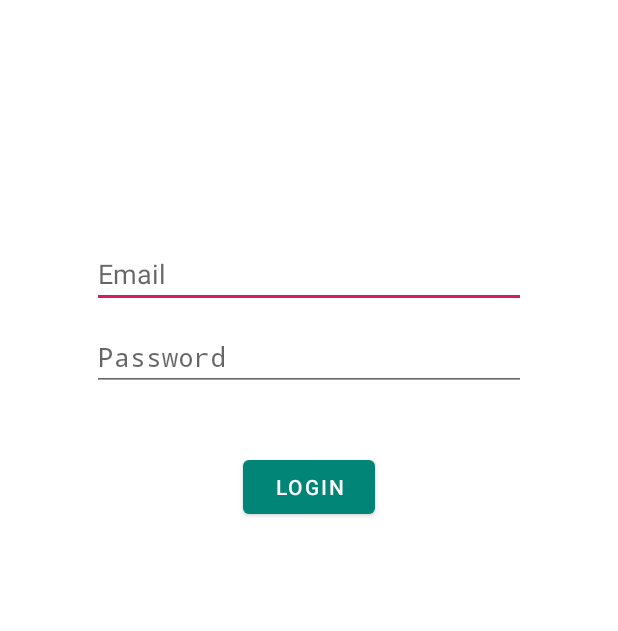
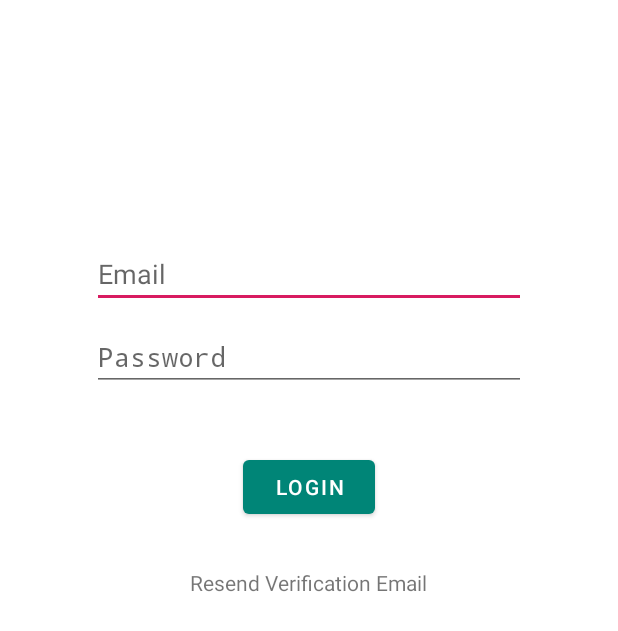
Before and after one commit to amous4822/loginApp, an Android app: the LoginActivity2 screen opened directly, with no data from a screen before it, on a phone screen of 412 x 824 dp. Shown: the top 631 px of the screen. Run offline under Robolectric (Android 15) with nearby library versions, the phone set to English and light mode, and no system bars; our stand-ins replace Firebase (no records; nobody signed in at launch, a user with empty details on screens opened directly).

Commit message:
adding resend verification email

```diff
--- a/app/src/main/java/com/example/project/tabianconsulting/LoginActivity.java
+++ b/app/src/main/java/com/example/project/tabianconsulting/LoginActivity.java
@@ -1,5 +1,6 @@
 package com.example.project.tabianconsulting;
 
+import android.app.Activity;
 import android.app.Dialog;
 import android.app.ProgressDialog;
 import android.content.Intent;
@@ -12,6 +13,7 @@ import android.text.TextUtils;
 import android.util.Log;
 import android.view.View;
 import android.view.WindowManager;
+import android.view.inputmethod.InputMethodManager;
 import android.widget.Button;
 import android.widget.EditText;
 import android.widget.Toast;
@@ -57,6 +59,7 @@ public class LoginActivity extends AppCompatActivity {
             @Override
             public void onClick(View view) {
 
+                hideSoftKeyboard();
                 //check username validity
                 if (isValid(mUsername.getText().toString()) && isValid(mPassword.getText().toString())
                         && isValid(mConfirmPassword.getText().toString()) && isValid(mEmail.getText().toString())) {
@@ -73,10 +76,6 @@ public class LoginActivity extends AppCompatActivity {
                                 //register if everything is OK
                                 registerNewEmail(mEmail.getText().toString(), mConfirmPassword.getText().toString());
 
-
-                                Toast.makeText(LoginActivity.this, "Verify you Email ", Toast.LENGTH_LONG).show();
-
-
                             } else {
                                 Toast.makeText(LoginActivity.this, "Passwords don't match ", Toast.LENGTH_SHORT).show();
                             }
@@ -88,7 +87,7 @@ public class LoginActivity extends AppCompatActivity {
                 } else {
                     Toast.makeText(LoginActivity.this, "You must fill all the fields properly !", Toast.LENGTH_SHORT).show();
                 }
-                hideSoftKeyboard();
+
             }
 
         });
@@ -96,7 +95,8 @@ public class LoginActivity extends AppCompatActivity {
     }
 
     private void hideSoftKeyboard() {
-        this.getWindow().setSoftInputMode(WindowManager.LayoutParams.SOFT_INPUT_STATE_ALWAYS_HIDDEN);
+        InputMethodManager imm = (InputMethodManager) getSystemService(Activity.INPUT_METHOD_SERVICE);
+        imm.toggleSoftInput(InputMethodManager.HIDE_IMPLICIT_ONLY, 0);
     }
 
     private boolean testEmail(String email) {
--- a/app/src/main/java/com/example/project/tabianconsulting/LoginActivity2.java
+++ b/app/src/main/java/com/example/project/tabianconsulting/LoginActivity2.java
@@ -12,6 +12,7 @@ import android.view.View;
 import android.view.View.OnClickListener;
 import android.widget.Button;
 import android.widget.EditText;
+import android.widget.TextView;
 import android.widget.Toast;
 
 import com.google.android.gms.dynamic.IFragmentWrapper;
@@ -28,6 +29,7 @@ public class LoginActivity2 extends Activity {
     private EditText mEmail;
     private EditText mPassword;
     private Button mLogin;
+    private TextView mResendVerification;
 
     private FirebaseAuth.AuthStateListener mAuthListener;
 
@@ -39,6 +41,7 @@ public class LoginActivity2 extends Activity {
         mEmail = findViewById(R.id.email_login);
         mPassword = findViewById(R.id.password_login);
         mLogin = findViewById(R.id.login_button);
+        mResendVerification = findViewById(R.id.resend_verify);
 
         setupFirebaseAuth();
 
@@ -76,6 +79,15 @@ public class LoginActivity2 extends Activity {
                 }
             }
         });
+
+        mResendVerification.setOnClickListener(new OnClickListener() {
+            @Override
+            public void onClick(View view) {
+
+            }
+        });
+
+
     }
 
     private boolean isValid(String text) {
--- a/app/src/main/res/layout/activity_login2.xml
+++ b/app/src/main/res/layout/activity_login2.xml
@@ -33,5 +33,13 @@
         android:layout_marginTop="40dp"
         android:text="@string/login_button" />
 
+    <TextView
+        android:id="@+id/resend_verify"
+        android:layout_width="wrap_content"
+        android:layout_height="wrap_content"
+        android:text="@string/resend_verification"
+        android:layout_gravity="center"
+        android:layout_marginTop="30dp"/>
+
 
 </LinearLayout>
--- a/app/src/main/res/values/strings.xml
+++ b/app/src/main/res/values/strings.xml
@@ -5,4 +5,5 @@
     <string name="confirm_password">confirm password</string>
     <string name="login_button">LOGIN</string>
     <string name="email">Email</string>
+    <string name="resend_verification">Resend Verification Email</string>
 </resources>
```
